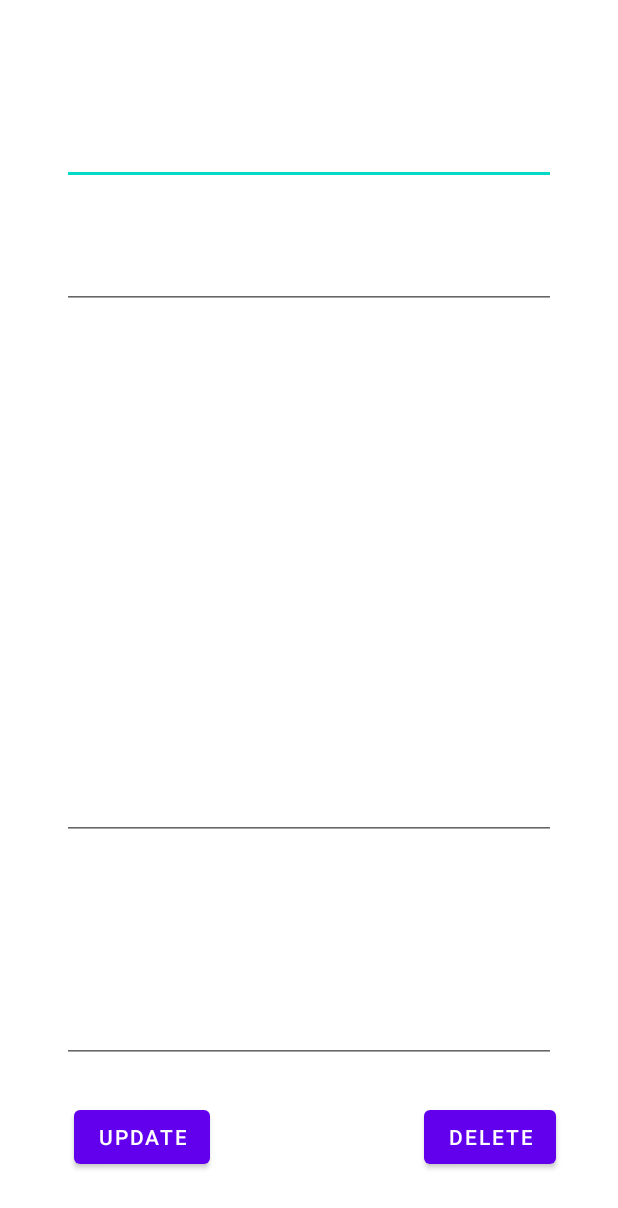
After one commit to manuel-vna/SimpleKnowledgeBase, an Android app: the layout fragment_update_delete_entry.xml on its own in the app's theme, with its tools: preview values and no code run, on a phone screen of 412 x 824 dp. The commit adds this screen. Shown: the top 1208 px of the screen. Run offline under Robolectric (Android 15) with nearby library versions, the phone set to English and light mode, and no system bars.

Commit message:
UpdateDeleteEntry*, files for updating and deleting an entry added

```diff
--- a/app/src/main/java/com/example/simpleknowledgebase/repositories/EntryRepository.kt
+++ b/app/src/main/java/com/example/simpleknowledgebase/repositories/EntryRepository.kt
@@ -28,6 +28,12 @@ class EntryRepository(private val entryDao: EntryDao) {
         }
     }
 
+    fun updateEntry(entry: Entry){
+        coroutineScope.launch(Dispatchers.IO) {
+            entryDao.updateEntry(entry)
+        }
+    }
+
     private fun asyncKeywordFind(keyword: String): Deferred<List<Entry>?> =
         coroutineScope.async(Dispatchers.IO) {
             return@async entryDao.findKeyword(keyword)
--- /dev/null
+++ b/app/src/main/res/layout/fragment_update_delete_entry.xml
@@ -0,0 +1,161 @@
+<?xml version="1.0" encoding="utf-8"?>
+<androidx.constraintlayout.widget.ConstraintLayout xmlns:android="http://schemas.android.com/apk/res/android"
+    xmlns:app="http://schemas.android.com/apk/res-auto"
+    xmlns:tools="http://schemas.android.com/tools"
+    android:layout_width="match_parent"
+    android:layout_height="match_parent">
+
+    <EditText
+        android:id="@+id/updateDelete_tv_title"
+        android:layout_width="0dp"
+        android:layout_height="0dp"
+        android:ems="10"
+        android:inputType = "textMultiLine"
+        android:minHeight="48dp"
+        app:layout_constraintBottom_toTopOf="@+id/guidelineHorizontalBelowTitle"
+        app:layout_constraintEnd_toStartOf="@+id/guidelineVerticalRight"
+        app:layout_constraintStart_toStartOf="@+id/guidelineVerticalLeft"
+        app:layout_constraintTop_toTopOf="@+id/guidelineHorizontalAboveTitle" />
+
+    <EditText
+        android:id="@+id/updateDelete_tv_category"
+        android:layout_width="0dp"
+        android:layout_height="0dp"
+        android:ems="10"
+        android:inputType="textPersonName"
+        android:minHeight="48dp"
+        app:layout_constraintBottom_toTopOf="@+id/guidelineHorizontalBelowCategory"
+        app:layout_constraintEnd_toStartOf="@+id/guidelineVerticalRight"
+        app:layout_constraintStart_toStartOf="@+id/guidelineVerticalLeft"
+        app:layout_constraintTop_toTopOf="@+id/guidelineHorizontalAboveCategory" />
+
+    <EditText
+        android:id="@+id/updateDelete_tv_description"
+        android:layout_width="0dp"
+        android:layout_height="0dp"
+        android:ems="10"
+        android:inputType = "textMultiLine"
+        android:lines="8"
+        android:maxLength="400"
+        android:maxLines="10"
+        android:minLines="6"
+        app:layout_constraintBottom_toTopOf="@+id/guidelineHorizontalBelowDescription"
+        app:layout_constraintEnd_toStartOf="@+id/guidelineVerticalRight"
+        app:layout_constraintStart_toStartOf="@+id/guidelineVerticalLeft"
+        app:layout_constraintTop_toTopOf="@+id/guidelineHorizontalAboveDescription" />
+
+    <EditText
+        android:id="@+id/updateDelete_tv_source"
+        android:layout_width="0dp"
+        android:layout_height="0dp"
+        android:ems="10"
+        android:inputType = "textMultiLine"
+        app:layout_constraintBottom_toTopOf="@+id/guidelineHorizontalBelowSource"
+        app:layout_constraintEnd_toStartOf="@+id/guidelineVerticalRight"
+        app:layout_constraintStart_toStartOf="@+id/guidelineVerticalLeft"
+        app:layout_constraintTop_toTopOf="@+id/guidelineHorizontalAboveSource" />
+
+    <Button
+        android:id="@+id/updateDelete_btn_update"
+        android:layout_width="wrap_content"
+        android:layout_height="wrap_content"
+        android:layout_marginStart="8dp"
+        android:text="Update"
+        app:layout_constraintBottom_toTopOf="@+id/guidelineHorizontalBelowButtons"
+        app:layout_constraintStart_toStartOf="@+id/guidelineVerticalLeft"
+        app:layout_constraintTop_toTopOf="@+id/guidelineHorizontalAboveButtons" />
+
+    <Button
+        android:id="@+id/updateDelete_btn_delete"
+        android:layout_width="wrap_content"
+        android:layout_height="wrap_content"
+        android:text="Delete"
+        app:layout_constraintBottom_toTopOf="@+id/guidelineHorizontalBelowButtons"
+        app:layout_constraintEnd_toStartOf="@+id/guidelineVerticalRight"
+        app:layout_constraintTop_toTopOf="@+id/guidelineHorizontalAboveButtons" />
+
+    <androidx.constraintlayout.widget.Guideline
+        android:id="@+id/guidelineVerticalLeft"
+        android:layout_width="wrap_content"
+        android:layout_height="wrap_content"
+        android:orientation="vertical"
+        app:layout_constraintGuide_percent="0.1" />
+
+    <androidx.constraintlayout.widget.Guideline
+        android:id="@+id/guidelineVerticalRight"
+        android:layout_width="wrap_content"
+        android:layout_height="wrap_content"
+        android:orientation="vertical"
+        app:layout_constraintGuide_percent="0.9" />
+
+    <androidx.constraintlayout.widget.Guideline
+        android:id="@+id/guidelineHorizontalAboveTitle"
+        android:layout_width="wrap_content"
+        android:layout_height="wrap_content"
+        android:orientation="horizontal"
+        app:layout_constraintGuide_percent="0.05" />
+
+    <androidx.constraintlayout.widget.Guideline
+        android:id="@+id/guidelineHorizontalBelowTitle"
+        android:layout_width="wrap_content"
+        android:layout_height="wrap_content"
+        android:orientation="horizontal"
+        app:layout_constraintGuide_percent="0.15" />
+
+    <androidx.constraintlayout.widget.Guideline
+        android:id="@+id/guidelineHorizontalAboveCategory"
+        android:layout_width="wrap_content"
+        android:layout_height="wrap_content"
+        android:orientation="horizontal"
+        app:layout_constraintGuide_percent="0.18" />
+
+    <androidx.constraintlayout.widget.Guideline
+        android:id="@+id/guidelineHorizontalBelowCategory"
+        android:layout_width="wrap_content"
+        android:layout_height="wrap_content"
+        android:orientation="horizontal"
+        app:layout_constraintGuide_percent="0.25" />
+
+    <androidx.constraintlayout.widget.Guideline
+        android:id="@+id/guidelineHorizontalAboveDescription"
+        android:layout_width="wrap_content"
+        android:layout_height="wrap_content"
+        android:orientation="horizontal"
+        app:layout_constraintGuide_percent="0.3" />
+
+    <androidx.constraintlayout.widget.Guideline
+        android:id="@+id/guidelineHorizontalBelowDescription"
+        android:layout_width="wrap_content"
+        android:layout_height="wrap_content"
+        android:orientation="horizontal"
+        app:layout_constraintGuide_percent="0.68" />
+
+    <androidx.constraintlayout.widget.Guideline
+        android:id="@+id/guidelineHorizontalAboveSource"
+        android:layout_width="wrap_content"
+        android:layout_height="wrap_content"
+        android:orientation="horizontal"
+        app:layout_constraintGuide_percent="0.72" />
+
+    <androidx.constraintlayout.widget.Guideline
+        android:id="@+id/guidelineHorizontalBelowSource"
+        android:layout_width="wrap_content"
+        android:layout_height="wrap_content"
+        android:orientation="horizontal"
+        app:layout_constraintGuide_percent="0.86" />
+
+    <androidx.constraintlayout.widget.Guideline
+        android:id="@+id/guidelineHorizontalAboveButtons"
+        android:layout_width="wrap_content"
+        android:layout_height="wrap_content"
+        android:orientation="horizontal"
+        app:layout_constraintGuide_percent="0.89" />
+
+    <androidx.constraintlayout.widget.Guideline
+        android:id="@+id/guidelineHorizontalBelowButtons"
+        android:layout_width="wrap_content"
+        android:layout_height="wrap_content"
+        android:orientation="horizontal"
+        app:layout_constraintGuide_percent="0.95" />
+
+</androidx.constraintlayout.widget.ConstraintLayout>
```
Also changed, not shown: app/src/main/java/com/example/simpleknowledgebase/fragments/KeywordSearchFragment.kt (+5 -5 lines), app/src/main/java/com/example/simpleknowledgebase/fragments/UpdateDeleteEntryFragment.kt (added, +64 -0 lines), app/src/main/java/com/example/simpleknowledgebase/viewmodels/UpdateDeleteViewModel.kt (added, +22 -0 lines), app/src/main/res/navigation/mobile_navigation.xml (+23 -0 lines).
